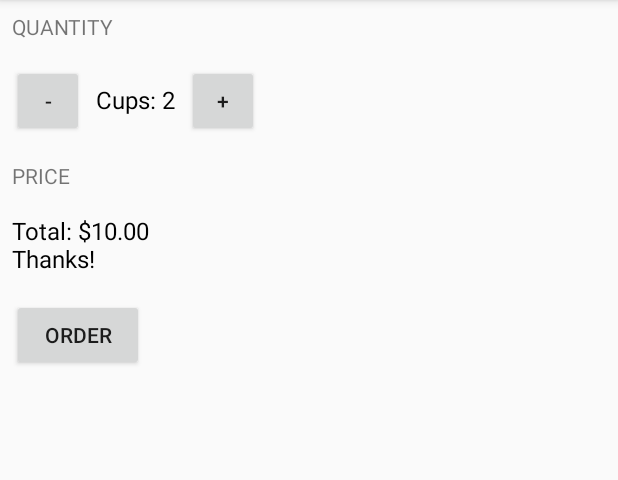
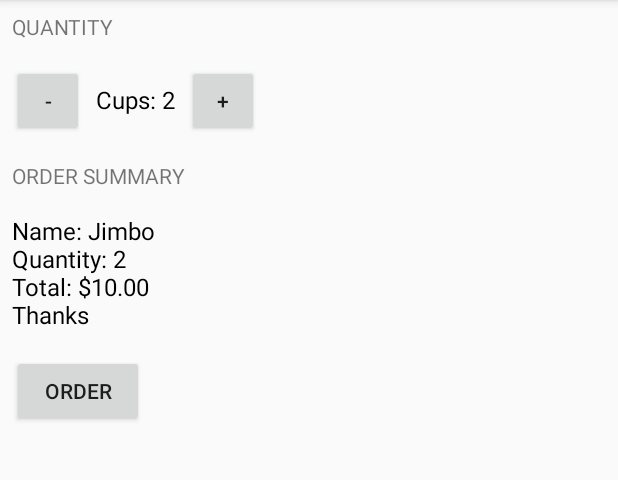
Before and after one commit to ChinaBackGo/JustJava, an Android app: the screen it shows after launch (MainActivity), after a tap on "ORDER", on a phone screen of 412 x 824 dp, the part 84-564 px from its top. Run offline under Robolectric (Android 15) with nearby library versions, the phone set to English and light mode, and no system bars.

Commit message:
Lesson 3A: Up to resources

```diff
--- a/app/src/main/java/com/android/example/justjava/MainActivity.java
+++ b/app/src/main/java/com/android/example/justjava/MainActivity.java
@@ -6,14 +6,15 @@ import android.view.View;
 import android.widget.TextView;
 
 import java.text.NumberFormat;
+import java.text.StringCharacterIterator;
 
+/**
+This App is part of Udacity Beginners Lesson 2 - it's an order coffee form
+ */
+public class MainActivity extends AppCompatActivity {
 
-public class MainActivity extends AppCompatActivity {
-    /*
-    This App is part of Udacity Beginners Lesson 2 - it's an order coffee form
-     */
-    protected int mQuantity = 2;
-    private static final int PRICE = 5;
+    protected int mQuantity = 2; //Cups quantity
+    private static final int PRICE = 5; //price constant
 
     @Override
     protected void onCreate(Bundle savedInstanceState) {
@@ -21,43 +22,65 @@ public class MainActivity extends AppCompatActivity {
         setContentView(R.layout.activity_main);
         update();
     }
-
-    // Increment Quantity - this is called by increment "+" button
+    /**
+    * Increment Quantity - this is called by increment "+" button
+    */
     public void increment(View view) {
         mQuantity++;
         update();
     }
-
-    // Decrement Quantity - this is called by increment "-" button
+    /**
+    * Decrement Quantity - this is called by increment "-" button
+    */
     public void decrement(View view) {
         mQuantity--;
         update();
     }
-
-    // Submit order function - this is called by onClick of the Order button
+    /**
+    * Submit order function - this is called by onClick of the Order button
+    */
     public void submitOrder(View view) {
-        updatePrice();
+        int price = calculatePrice();
+        String message = createOrderSummary(price);
+        displayMessage(message);
     }
 
-    // Method that updates the quantity and price
+    /**
+    * Method that updates the quantity and price
+    */
     private void update () {
         TextView quantityTextView = (TextView) findViewById(R.id.quantity_text_view);
         quantityTextView.setText("Cups: " + mQuantity);
     }
 
-    // Method that updates the quantity and price
-    private void updatePrice () {
-        String priceMessage = NumberFormat.getCurrencyInstance().format(calculatePrice());
-
-        priceMessage = "Total: " + priceMessage;
-
-        TextView priceTextView = (TextView) findViewById(R.id.price_text_view);
-       // priceTextView.setText(NumberFormat.getCurrencyInstance().format(mQuantity * PRICE));
-        priceTextView.setText(priceMessage + "\nThanks!");
+    /**
+     * Method that calculates price
+     * @return price
+     */
+    private int calculatePrice() {
+        return mQuantity * PRICE;
     }
 
-    private int calculatePrice() {
-        int priceCoffee = mQuantity * PRICE;
-        return priceCoffee;
+    /**
+     * Method that displayes price text view message
+     * @param message to be displayed
+     */
+    private void displayMessage(String message) {
+        TextView orderSummaryTextView = (TextView) findViewById(R.id.order_summary_text_view);
+        orderSummaryTextView.setText(message);
+    }
+
+    /**
+     * Method that creates an order summar
+     * @param price of coffee
+     * @return message of order summary
+     */
+    private String createOrderSummary(int price) {
+        String message;
+        message = "Name: Jimbo";
+        message += "\nQuantity: " + mQuantity;
+        message += "\nTotal: " + NumberFormat.getCurrencyInstance().format(price);
+        message += "\nThanks";
+        return message;
     }
 }
--- a/app/src/main/res/layout/activity_main.xml
+++ b/app/src/main/res/layout/activity_main.xml
@@ -48,11 +48,11 @@
         android:layout_width="wrap_content"
         android:layout_height="wrap_content"
         android:layout_marginTop="16dp"
-        android:text="Price"
+        android:text="Order Summary"
         android:textAllCaps="true" />
 
     <TextView
-        android:id="@+id/price_text_view"
+        android:id="@+id/order_summary_text_view"
         android:layout_width="wrap_content"
         android:layout_height="wrap_content"
         android:layout_marginTop="16dp"
--- a/build.gradle
+++ b/build.gradle
@@ -5,7 +5,7 @@ buildscript {
         jcenter()
     }
     dependencies {
-        classpath 'com.android.tools.build:gradle:2.1.2'
+        classpath 'com.android.tools.build:gradle:2.2.1'
 
         // NOTE: Do not place your application dependencies here; they belong
         // in the individual module build.gradle files
```
Also changed, not shown: gradle/wrapper/gradle-wrapper.properties.
